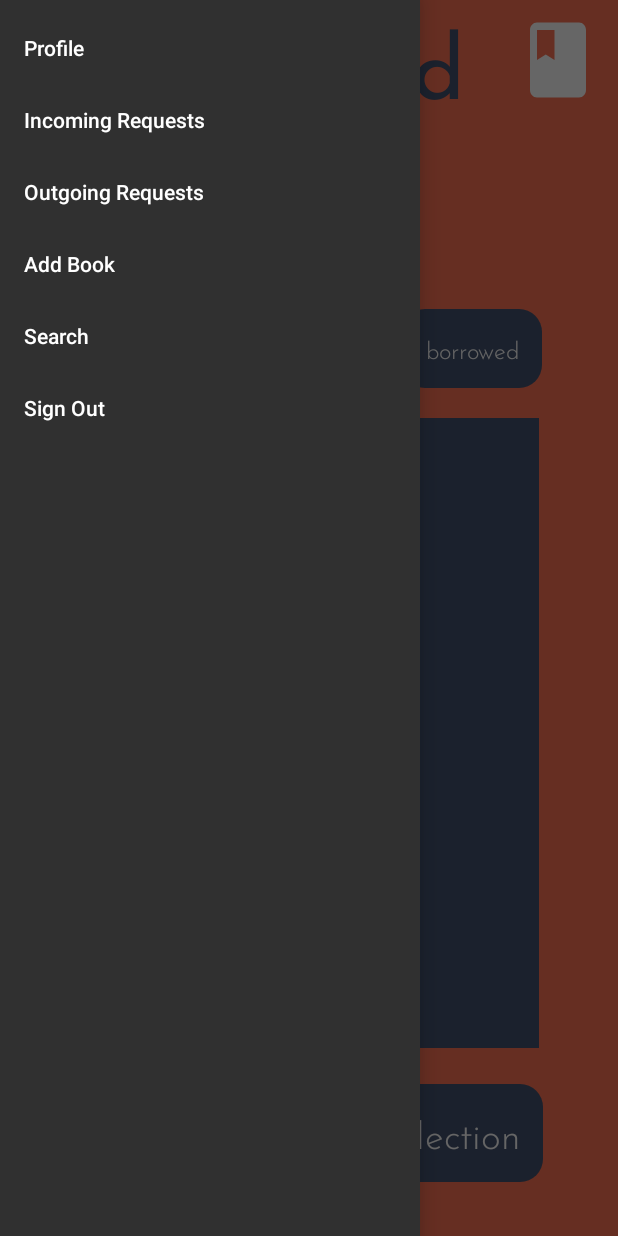
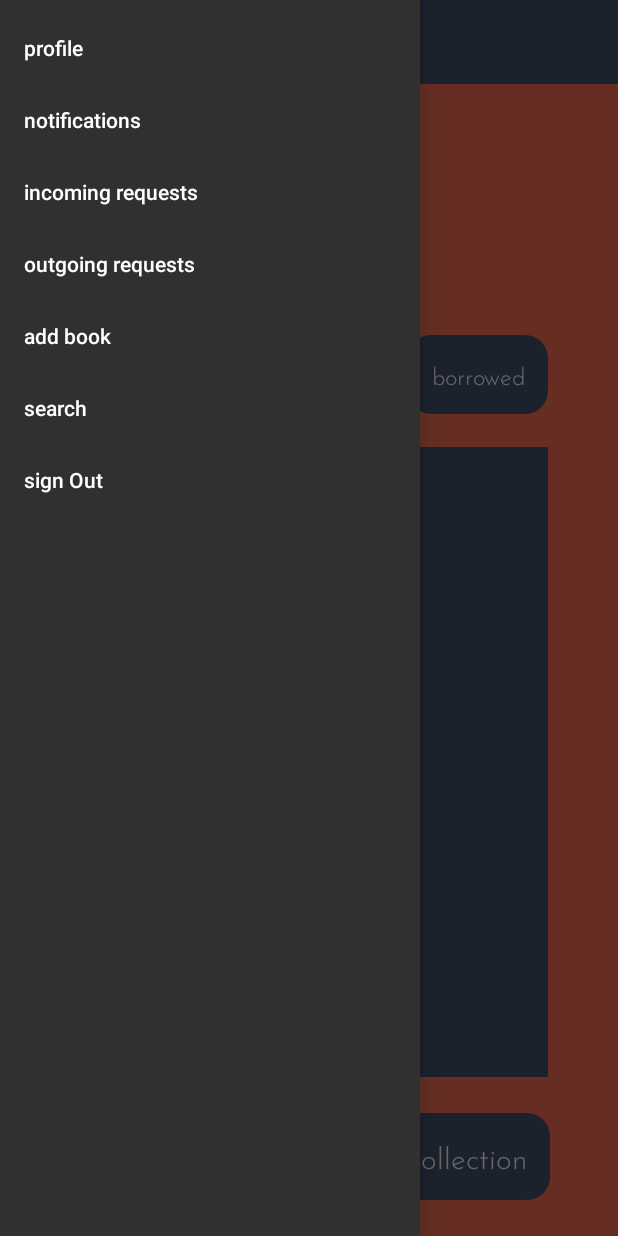
Before and after one commit to CMPUT301F20T23/TheBearMinimum, an Android app: the screen it shows after launch once a user with an empty profile is signed in (MainActivity), with the side drawer open, on a phone screen of 412 x 824 dp. Run offline under Robolectric (Android 15) with nearby library versions, the light colour scheme and no system bars; our stand-ins replace Firebase (no records; nobody signed in at launch, a user with empty details on screens opened directly), navigation-ui; libraries missing offline, so code that uses them is left out: com.firebase.ui.

Commit message:
Updated main nav.
Cleared out unecessary buttons, formatted, implemented toolbard functionality, updated to contain notification reference, title.

```diff
--- a/BearMinimum/app/src/main/AndroidManifest.xml
+++ b/BearMinimum/app/src/main/AndroidManifest.xml
@@ -22,7 +22,6 @@
                 <category android:name="android.intent.category.LAUNCHER" />
             </intent-filter>
         </activity>
-        <activity android:name=".MainActivity" />
     </application>
 
 </manifest>
--- a/BearMinimum/app/src/main/java/com/example/bearminimum/MainActivity.java
+++ b/BearMinimum/app/src/main/java/com/example/bearminimum/MainActivity.java
@@ -95,8 +95,8 @@ public class MainActivity extends AppCompatActivity implements NavigationView.On
         drawerLayout = findViewById(R.id.drawer_layout);
         navigationView = findViewById(R.id.navigation_view);
         toolbar = findViewById(R.id.toolbar);
-
         setSupportActionBar(toolbar);
+        getSupportActionBar().setTitle("UnRead");
 
         navigationView.bringToFront();
         ActionBarDrawerToggle toggle = new ActionBarDrawerToggle(this, drawerLayout, toolbar, R.string.navigation_drawer_open, R.string.navigation_drawer_close);
@@ -113,14 +113,6 @@ public class MainActivity extends AppCompatActivity implements NavigationView.On
 
         Snackbar.make(findViewById(R.id.drawer_layout), "Signed in as " + currentUser.getDisplayName(),Snackbar.LENGTH_LONG).show();
 
-        menuButton = findViewById(R.id.navigation);
-        menuButton.setOnClickListener(new View.OnClickListener() {
-            @Override
-            public void onClick(View v) {
-                if (!drawerLayout.isOpen())
-                    drawerLayout.openDrawer(Gravity.LEFT);
-            }
-        });
 
         //connect to RecyclerView
         //UI
--- a/BearMinimum/app/src/main/res/layout/navigation_main.xml
+++ b/BearMinimum/app/src/main/res/layout/navigation_main.xml
@@ -9,7 +9,8 @@
     android:layout_height="match_parent"
     tools:context=".MainActivity"
     android:fitsSystemWindows="true"
-    tools:openDrawer="start">
+    >
+
 
     <com.google.android.material.navigation.NavigationView
         android:id="@+id/navigation_view"
@@ -17,22 +18,27 @@
         android:layout_height="match_parent"
         app:menu="@menu/main_menu"
         android:layout_gravity="start"
+        />
 
-        />
+    <androidx.constraintlayout.widget.ConstraintLayout
+        android:layout_width="match_parent"
+        android:layout_height="match_parent">
 
 
         <LinearLayout
-        android:layout_width="wrap_content"
-        android:layout_height="wrap_content">
+            android:id="@+id/linearLayout"
+            android:layout_width="match_parent"
+            android:layout_height="wrap_content"
+            app:layout_constraintStart_toStartOf="parent"
+            app:layout_constraintTop_toTopOf="parent">
 
             <androidx.appcompat.widget.Toolbar
                 android:id="@+id/toolbar"
+                android:layout_width="match_parent"
+                android:layout_height="wrap_content"
+                android:background="@color/blue"
                 android:minHeight="?attr/actionBarSize"
-            android:layout_height="match_parent"
-            android:layout_width="wrap_content"
-            app:titleTextColor="@color/white"
-            android:background="@color/blue">
-        </androidx.appcompat.widget.Toolbar>
+                app:titleTextColor="@color/white"></androidx.appcompat.widget.Toolbar>
         </LinearLayout>
 
 
@@ -40,72 +46,8 @@
         <androidx.constraintlayout.widget.ConstraintLayout
             android:layout_width="match_parent"
             android:layout_height="match_parent"
-        android:background="@color/orange">
-
-        <ImageButton
-            android:id="@+id/notifications"
-            android:layout_width="80dp"
-            android:layout_height="80dp"
-            android:adjustViewBounds="true"
-            android:backgroundTint="@color/orange"
-            android:scaleType="fitXY"
-            android:src="@drawable/book_logo"
-            app:layout_constraintEnd_toEndOf="parent"
-            app:layout_constraintTop_toTopOf="parent"
-            app:tint="@color/white" />
-
-        <ImageButton
-            android:id="@+id/navigation"
-            android:layout_width="80dp"
-            android:layout_height="80dp"
-            android:layout_alignParentEnd="true"
-            android:layout_alignParentRight="true"
-            android:adjustViewBounds="true"
-            android:backgroundTint="@color/orange"
-            android:scaleType="fitXY"
-            android:src="@drawable/menu"
-            app:layout_constraintStart_toStartOf="parent"
-            app:layout_constraintTop_toTopOf="parent"
-            app:tint="@color/white" />
-
-        <TextView
-            android:id="@+id/textView"
-            android:layout_width="wrap_content"
-            android:layout_height="wrap_content"
-            android:layout_centerHorizontal="true"
-            android:fontFamily="@font/josefina_regular"
-            android:gravity="center"
-            android:left="60dp"
-            android:text="@string/name"
-            android:textColor="@color/blue"
-            android:textSize="60sp"
-            app:layout_constraintEnd_toEndOf="parent"
-            app:layout_constraintStart_toStartOf="parent"
-            app:layout_constraintTop_toTopOf="parent" />
-
-        <Button
-            android:id="@+id/collection"
-            android:layout_width="wrap_content"
-            android:layout_height="wrap_content"
-            android:layout_alignParentStart="true"
-            android:layout_alignParentLeft="true"
-            android:layout_alignParentBottom="true"
-            android:layout_marginStart="64dp"
-            android:layout_marginLeft="64dp"
-            android:layout_marginBottom="36dp"
-            android:background="@drawable/rounded_button"
-            android:backgroundTint="@color/blue"
-            android:fontFamily="@font/josefina_light"
-            android:gravity="center"
-            android:padding="15dp"
-            android:text="@string/collection"
-            android:textAllCaps="false"
-            android:textColor="@color/white"
-            android:textSize="25sp"
-            app:layout_constraintBottom_toBottomOf="parent"
-            app:layout_constraintEnd_toEndOf="parent"
-            app:layout_constraintHorizontal_bias="0.018"
-            app:layout_constraintStart_toEndOf="@+id/borrowed" />
+            android:background="@color/orange"
+            android:layout_marginTop="?attr/actionBarSize">
 
 
             <androidx.recyclerview.widget.RecyclerView
@@ -119,33 +61,86 @@
                 android:textColor="@color/white"
                 app:layout_constraintBottom_toTopOf="@+id/borrowed"
                 app:layout_constraintEnd_toEndOf="parent"
-            app:layout_constraintHorizontal_bias="0.428"
+                app:layout_constraintHorizontal_bias="0.494"
                 app:layout_constraintStart_toStartOf="parent"
-            app:layout_constraintTop_toBottomOf="@+id/textView"
-            app:layout_constraintVertical_bias="1.0"
+
                 />
 
             <Button
-            android:id="@+id/borrowed"
+                android:id="@+id/collection"
                 android:layout_width="wrap_content"
                 android:layout_height="wrap_content"
                 android:layout_alignParentStart="true"
                 android:layout_alignParentLeft="true"
                 android:layout_alignParentBottom="true"
-            android:layout_marginStart="36dp"
-            android:layout_marginLeft="36dp"
-            android:layout_marginBottom="36dp"
+                android:layout_marginStart="64dp"
+                android:layout_marginLeft="64dp"
+                android:layout_marginTop="24dp"
+                android:layout_marginBottom="24dp"
                 android:background="@drawable/rounded_button"
                 android:backgroundTint="@color/blue"
                 android:fontFamily="@font/josefina_light"
                 android:gravity="center"
                 android:padding="15dp"
-            android:text="@string/borrowed"
+                android:text="@string/collection"
                 android:textAllCaps="false"
                 android:textColor="@color/white"
-            android:textSize="25sp"
+                android:textSize="20sp"
                 app:layout_constraintBottom_toBottomOf="parent"
-            app:layout_constraintStart_toStartOf="parent" />
+                app:layout_constraintEnd_toEndOf="parent"
+                app:layout_constraintHorizontal_bias="0.452"
+                app:layout_constraintStart_toEndOf="@+id/borrowed"
+                app:layout_constraintTop_toBottomOf="@+id/list_of_books" />
+
+            <Button
+                android:id="@+id/borrowed_books"
+                android:layout_width="wrap_content"
+                android:layout_height="wrap_content"
+                android:layout_alignParentStart="true"
+                android:layout_alignParentLeft="true"
+                android:layout_alignParentBottom="true"
+                android:layout_marginStart="272dp"
+                android:layout_marginLeft="272dp"
+                android:layout_marginBottom="20dp"
+                android:background="@drawable/rounded_button"
+                android:backgroundTint="@color/blue"
+                android:fontFamily="@font/josefina_light"
+                android:gravity="center"
+                android:padding="15dp"
+                android:text="borrowed"
+                android:textAllCaps="false"
+                android:textColor="@color/white"
+                android:textSize="16sp"
+                app:layout_constraintBottom_toTopOf="@+id/list_of_books"
+                app:layout_constraintStart_toStartOf="parent"
+                app:layout_constraintTop_toTopOf="parent"
+                app:layout_constraintVertical_bias="0.987"
+                app:layout_goneMarginTop="24dp" />
+
+            <Button
+                android:id="@+id/unborrowed_books"
+                android:layout_width="wrap_content"
+                android:layout_height="wrap_content"
+                android:layout_alignParentStart="true"
+                android:layout_alignParentLeft="true"
+                android:layout_alignParentBottom="true"
+                android:layout_marginStart="144dp"
+                android:layout_marginLeft="144dp"
+                android:layout_marginBottom="20dp"
+                android:background="@drawable/rounded_button"
+                android:backgroundTint="@color/blue"
+                android:fontFamily="@font/josefina_light"
+                android:gravity="center"
+                android:padding="15dp"
+                android:text="unborrowed"
+                android:textAllCaps="false"
+                android:textColor="@color/white"
+                android:textSize="16sp"
+                app:layout_constraintBottom_toTopOf="@+id/list_of_books"
+                app:layout_constraintStart_toStartOf="parent"
+                app:layout_constraintTop_toTopOf="parent"
+                app:layout_constraintVertical_bias="0.987"
+                app:layout_goneMarginTop="24dp" />
 
             <Button
                 android:id="@+id/all_books"
@@ -154,8 +149,8 @@
                 android:layout_alignParentStart="true"
                 android:layout_alignParentLeft="true"
                 android:layout_alignParentBottom="true"
-            android:layout_marginStart="36dp"
-            android:layout_marginLeft="36dp"
+                android:layout_marginStart="44dp"
+                android:layout_marginLeft="44dp"
                 android:layout_marginBottom="20dp"
                 android:background="@drawable/rounded_button"
                 android:backgroundTint="@color/blue"
@@ -167,52 +162,34 @@
                 android:textColor="@color/white"
                 android:textSize="16sp"
                 app:layout_constraintBottom_toTopOf="@+id/list_of_books"
-            app:layout_constraintStart_toStartOf="parent" />
+                app:layout_constraintStart_toStartOf="parent"
+                app:layout_constraintTop_toTopOf="parent"
+                app:layout_constraintVertical_bias="1.0"
+                app:layout_goneMarginTop="24dp" />
 
             <Button
-            android:id="@+id/borrowed_books"
+                android:id="@+id/borrowed"
                 android:layout_width="wrap_content"
                 android:layout_height="wrap_content"
                 android:layout_alignParentStart="true"
                 android:layout_alignParentLeft="true"
                 android:layout_alignParentBottom="true"
-            android:layout_marginStart="268dp"
-            android:layout_marginLeft="268dp"
-            android:layout_marginBottom="20dp"
+                android:layout_marginStart="44dp"
+                android:layout_marginLeft="44dp"
+                android:layout_marginBottom="24dp"
                 android:background="@drawable/rounded_button"
                 android:backgroundTint="@color/blue"
                 android:fontFamily="@font/josefina_light"
                 android:gravity="center"
                 android:padding="15dp"
-            android:text="borrowed"
+                android:text="@string/borrowed"
                 android:textAllCaps="false"
                 android:textColor="@color/white"
-            android:textSize="16sp"
-            app:layout_constraintBottom_toTopOf="@+id/list_of_books"
+                android:textSize="20sp"
+                app:layout_constraintBottom_toBottomOf="parent"
                 app:layout_constraintStart_toStartOf="parent" />
 
-        <Button
-            android:id="@+id/unborrowed_books"
-            android:layout_width="wrap_content"
-            android:layout_height="wrap_content"
-            android:layout_alignParentStart="true"
-            android:layout_alignParentLeft="true"
-            android:layout_alignParentBottom="true"
-            android:layout_marginStart="140dp"
-            android:layout_marginLeft="140dp"
-            android:layout_marginBottom="20dp"
-            android:background="@drawable/rounded_button"
-            android:backgroundTint="@color/blue"
-            android:fontFamily="@font/josefina_light"
-            android:gravity="center"
-            android:padding="15dp"
-            android:text="unborrowed"
-            android:textAllCaps="false"
-            android:textColor="@color/white"
-            android:textSize="16sp"
-            app:layout_constraintBottom_toTopOf="@+id/list_of_books"
-            app:layout_constraintStart_toStartOf="parent" />
-
+        </androidx.constraintlayout.widget.ConstraintLayout>
     </androidx.constraintlayout.widget.ConstraintLayout>
 
 
--- a/BearMinimum/app/src/main/res/menu/main_menu.xml
+++ b/BearMinimum/app/src/main/res/menu/main_menu.xml
@@ -4,6 +4,11 @@
     <item
         android:id="@+id/nav_profile"
         android:title="@string/nav_profile"
+        />
+
+    <item
+        android:id="@+id/nav_notifications"
+        android:title="@string/nav_notifications"
         />
 
     <item
--- a/BearMinimum/app/src/main/res/values/strings.xml
+++ b/BearMinimum/app/src/main/res/values/strings.xml
@@ -33,12 +33,13 @@
     <string name="signup">sign up</string>
     <string name="collection">collection</string>
     <string name="borrowed">borrowed</string>
-    <string name="nav_profile">Profile</string>
-    <string name="nav_incoming_requests">Incoming Requests</string>
-    <string name="nav_outgoing_requests">Outgoing Requests</string>
-    <string name="nav_add_book">Add Book</string>
-    <string name="nav_search">Search</string>
-    <string name="nav_sign_out">Sign Out</string>
+    <string name="nav_profile">profile</string>
+    <string name="nav_incoming_requests">incoming requests</string>
+    <string name="nav_outgoing_requests">outgoing requests</string>
+    <string name="nav_add_book">add book</string>
+    <string name="nav_search">search</string>
+    <string name="nav_notifications">notifications</string>
+    <string name="nav_sign_out">sign Out</string>
     <string name="navigation_drawer_open" />
     <string name="navigation_drawer_close" />
 </resources>
```
Lines whose indentation alone changed are shown as unchanged.
